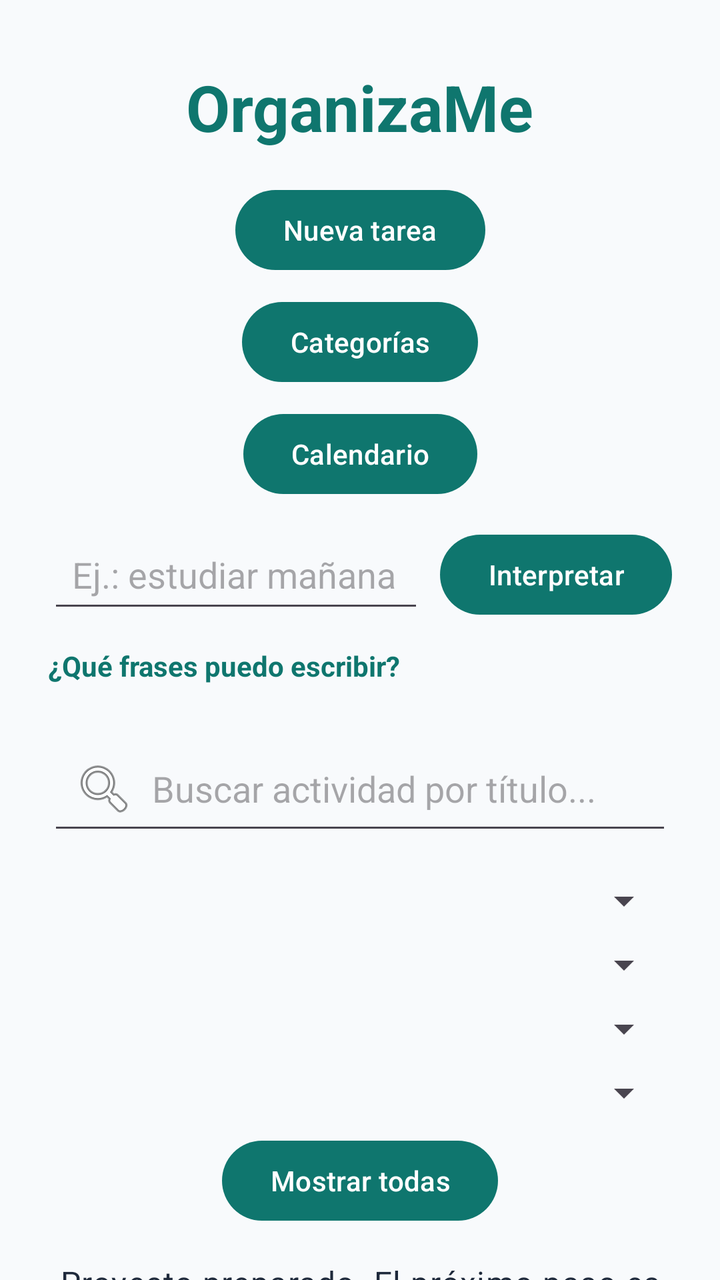
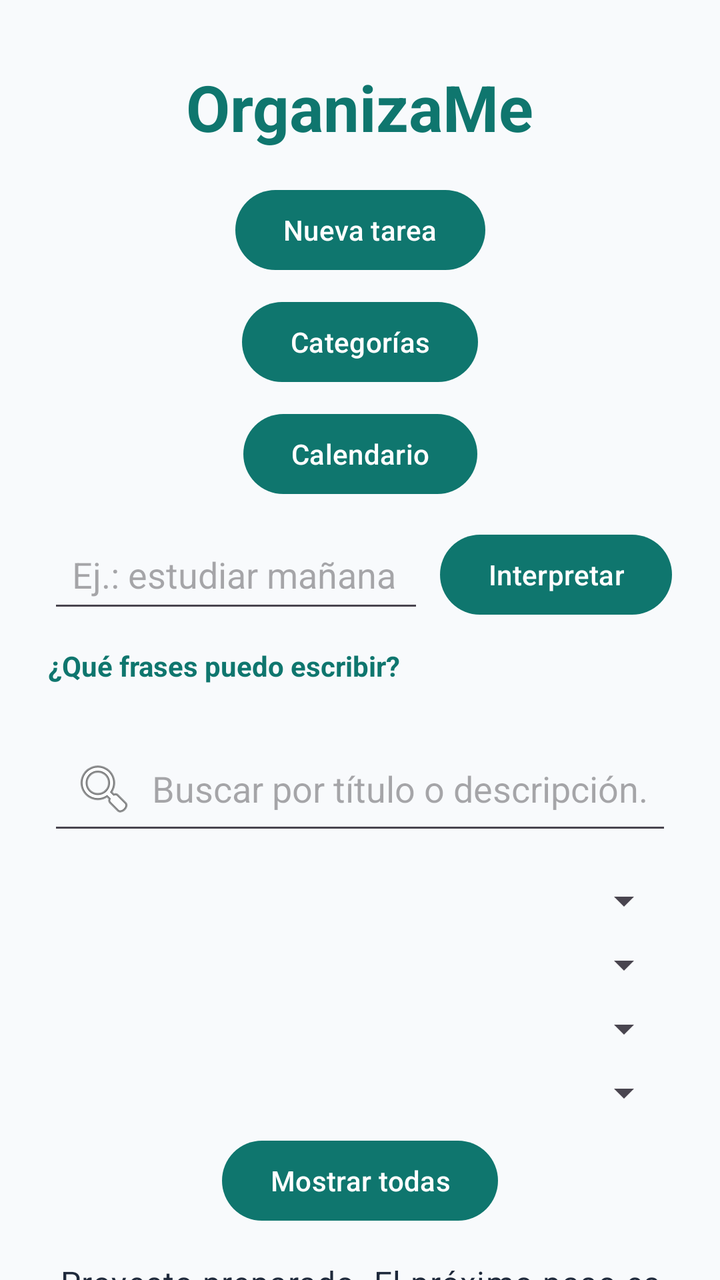

Two renders of the same Android screen: before a commit and after it. Below are the layout's source before the change and the commit's diff.
<!-- AndroidManifest.xml: application theme Theme.OrganizaMe -->
<!-- res/layout/activity_main.xml -->
<?xml version="1.0" encoding="utf-8"?>
<androidx.constraintlayout.widget.ConstraintLayout
    xmlns:android="http://schemas.android.com/apk/res/android"
    xmlns:app="http://schemas.android.com/apk/res-auto"
    xmlns:tools="http://schemas.android.com/tools"
    android:layout_width="match_parent"
    android:layout_height="match_parent"
    android:background="@color/background">

    <TextView
        android:id="@+id/titleText"
        android:layout_width="wrap_content"
        android:layout_height="wrap_content"
        android:layout_marginTop="32dp"
        android:text="@string/app_name"
        android:textAppearance="@style/TextAppearance.Material3.HeadlineLarge"
        android:textColor="@color/primary"
        android:textStyle="bold"
        app:layout_constraintEnd_toEndOf="parent"
        app:layout_constraintStart_toStartOf="parent"
        app:layout_constraintTop_toTopOf="parent" />

    <Button
        android:id="@+id/btnNuevaTarea"
        android:layout_width="wrap_content"
        android:layout_height="wrap_content"
        android:layout_marginTop="16dp"
        android:text="Nueva tarea"
        app:layout_constraintEnd_toEndOf="parent"
        app:layout_constraintStart_toStartOf="parent"
        app:layout_constraintTop_toBottomOf="@id/titleText" />


    <Button
        android:id="@+id/btnCategorias"
        android:layout_width="wrap_content"
        android:layout_height="wrap_content"
        android:layout_marginTop="8dp"
        android:text="Categorías"
        app:layout_constraintStart_toStartOf="parent"
        app:layout_constraintEnd_toEndOf="parent"
        app:layout_constraintTop_toBottomOf="@id/btnNuevaTarea" />


    <Button
        android:id="@+id/btnCalendario"
        android:layout_width="wrap_content"
        android:layout_height="wrap_content"
        android:layout_marginTop="8dp"
        android:text="Calendario"
        app:layout_constraintStart_toStartOf="parent"
        app:layout_constraintEnd_toEndOf="parent"
        app:layout_constraintTop_toBottomOf="@id/btnCategorias" />

    <EditText
        android:id="@+id/entradaRapida"
        android:layout_width="0dp"
        android:layout_height="wrap_content"
        android:layout_marginStart="24dp"
        android:layout_marginTop="12dp"
        android:layout_marginEnd="8dp"
        android:hint="Ej.: estudiar mañana a las 18"
        android:inputType="textCapSentences"
        android:maxLines="2"
        android:padding="12dp"
        app:layout_constraintEnd_toStartOf="@id/btnInterpretar"
        app:layout_constraintStart_toStartOf="parent"
        app:layout_constraintTop_toBottomOf="@id/btnCalendario" />

    <Button
        android:id="@+id/btnInterpretar"
        android:layout_width="wrap_content"
        android:layout_height="wrap_content"
        android:layout_marginEnd="24dp"
        android:text="Interpretar"
        app:layout_constraintBottom_toBottomOf="@id/entradaRapida"
        app:layout_constraintEnd_toEndOf="parent"
        app:layout_constraintTop_toTopOf="@id/entradaRapida" />

    <TextView
        android:id="@+id/btnAyudaParser"
        android:layout_width="wrap_content"
        android:layout_height="wrap_content"
        android:layout_marginStart="24dp"
        android:layout_marginTop="4dp"
        android:paddingTop="8dp"
        android:paddingBottom="8dp"
        android:text="¿Qué frases puedo escribir?"
        android:textColor="@color/primary"
        android:textStyle="bold"
        app:layout_constraintStart_toStartOf="parent"
        app:layout_constraintTop_toBottomOf="@id/entradaRapida" />

    <EditText
        android:id="@+id/buscarTitulo"
        android:layout_width="0dp"
        android:layout_height="wrap_content"
        android:layout_marginTop="16dp"
        android:layout_marginStart="24dp"
        android:layout_marginEnd="24dp"
        android:padding="12dp"
        android:hint="Buscar actividad por título..."
        android:inputType="text"
        android:singleLine="true"
        android:drawableStart="@android:drawable/ic_menu_search"
        android:drawablePadding="8dp"
        app:layout_constraintTop_toBottomOf="@id/btnAyudaParser"
        app:layout_constraintStart_toStartOf="parent"
        app:layout_constraintEnd_toEndOf="parent" />


    <Spinner
        android:id="@+id/filtroCategoria"
        android:layout_width="0dp"
        android:layout_height="wrap_content"
        android:layout_marginTop="16dp"
        android:layout_marginStart="24dp"
        android:layout_marginEnd="24dp"
        android:padding="8dp"
        app:layout_constraintTop_toBottomOf="@id/buscarTitulo"
        app:layout_constraintStart_toStartOf="parent"
        app:layout_constraintEnd_toEndOf="parent" />


    <Spinner
        android:id="@+id/filtroEstado"
        android:layout_width="0dp"
        android:layout_height="wrap_content"
        android:layout_marginTop="8dp"
        android:layout_marginStart="24dp"
        android:layout_marginEnd="24dp"
        android:padding="8dp"
        app:layout_constraintTop_toBottomOf="@id/filtroCategoria"
        app:layout_constraintStart_toStartOf="parent"
        app:layout_constraintEnd_toEndOf="parent" />

    <Spinner
        android:id="@+id/filtroPrioridad"
        android:layout_width="0dp"
        android:layout_height="wrap_content"
        android:layout_marginTop="8dp"
        android:layout_marginStart="24dp"
        android:layout_marginEnd="24dp"
        android:padding="8dp"
        app:layout_constraintTop_toBottomOf="@id/filtroEstado"
        app:layout_constraintStart_toStartOf="parent"
        app:layout_constraintEnd_toEndOf="parent" />



    <TextView
        android:id="@+id/statusText"
        android:layout_width="0dp"
        android:layout_height="wrap_content"
        android:layout_marginTop="16dp"
        android:gravity="center"
        android:text="@string/initial_status"
        android:textAppearance="@style/TextAppearance.Material3.BodyLarge"
        android:textColor="@color/on_background"
        app:layout_constraintEnd_toEndOf="parent"
        app:layout_constraintStart_toStartOf="parent"
        app:layout_constraintTop_toBottomOf="@id/btnMostrarTodas" />

    <Spinner
        android:id="@+id/filtroTipo"
        android:layout_width="0dp"
        android:layout_height="wrap_content"
        android:layout_marginTop="8dp"
        android:layout_marginStart="24dp"
        android:layout_marginEnd="24dp"
        android:padding="8dp"
        app:layout_constraintTop_toBottomOf="@id/filtroPrioridad"
        app:layout_constraintStart_toStartOf="parent"
        app:layout_constraintEnd_toEndOf="parent" />


    <Button
        android:id="@+id/btnMostrarTodas"
        android:layout_width="wrap_content"
        android:layout_height="wrap_content"
        android:layout_marginTop="8dp"
        android:text="Mostrar todas"
        app:layout_constraintTop_toBottomOf="@id/filtroTipo"
        app:layout_constraintStart_toStartOf="parent"
        app:layout_constraintEnd_toEndOf="parent" />


    <androidx.recyclerview.widget.RecyclerView
        android:id="@+id/listaActividades"
        android:layout_width="0dp"
        android:layout_height="0dp"
        android:layout_marginTop="16dp"
        android:padding="16dp"
        app:layout_constraintBottom_toBottomOf="parent"
        app:layout_constraintEnd_toEndOf="parent"
        app:layout_constraintStart_toStartOf="parent"
        app:layout_constraintTop_toBottomOf="@id/statusText" />

</androidx.constraintlayout.widget.ConstraintLayout>
<!-- resources referenced by this layout -->
<resources>
  <color name="background">#F8FAFC</color>
  <color name="on_background">#1E293B</color>
  <color name="primary">#0F766E</color>
  <string name="app_name">OrganizaMe</string>
  <string name="initial_status">Proyecto preparado. El próximo paso es implementar el primer flujo de tareas.</string>
  <style name="Theme.OrganizaMe" parent="Theme.Material3.DayNight.NoActionBar">
          <item name="colorPrimary">@color/primary</item>
          <item name="colorPrimaryDark">@color/primary_dark</item>
          <item name="colorSecondary">@color/secondary</item>
          <item name="android:windowLightStatusBar">true</item>
          <item name="android:navigationBarColor">@color/background</item>
          <item name="android:windowBackground">@color/background</item>
      </style>
  <color name="primary_dark">#134E4A</color>
  <color name="secondary">#2563EB</color>
</resources>

<!-- the commit's change to res/layout/activity_main.xml (unified diff, before → after) -->
@@ -99,7 +99,7 @@
         android:layout_marginStart="24dp"
         android:layout_marginEnd="24dp"
         android:padding="12dp"
-        android:hint="Buscar actividad por título..."
+        android:hint="Buscar por título o descripción..."
         android:inputType="text"
         android:singleLine="true"
         android:drawableStart="@android:drawable/ic_menu_search"
